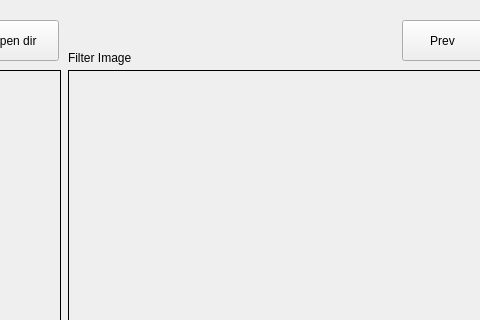
Qt form main.ui (zaher88abd/Segmenter) before a commit; both pictures show x 462 to 942 and y 0 to 320 of the 1226 by 459 pixel window.
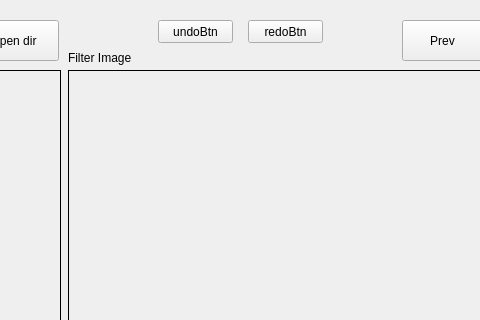
The same form after that commit. Icons and pictures are not drawn.

Commit message: add two Btn undo and redo

```diff
--- a/main.ui
+++ b/main.ui
@@ -671,6 +671,32 @@
     <string>File name</string>
    </property>
   </widget>
+  <widget class="QPushButton" name="undoBtn">
+   <property name="geometry">
+    <rect>
+     <x>620</x>
+     <y>20</y>
+     <width>75</width>
+     <height>23</height>
+    </rect>
+   </property>
+   <property name="text">
+    <string>undoBtn</string>
+   </property>
+  </widget>
+  <widget class="QPushButton" name="redoBtn">
+   <property name="geometry">
+    <rect>
+     <x>710</x>
+     <y>20</y>
+     <width>75</width>
+     <height>23</height>
+    </rect>
+   </property>
+   <property name="text">
+    <string>redoBtn</string>
+   </property>
+  </widget>
  </widget>
  <resources/>
  <connections/>
```
